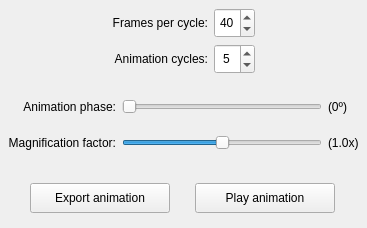
Above: vibra/interface/data/ui_files/plots/general/animation_widget.ui from MOPT-UFSC/VIBRA before the change. Below: the same form after it.
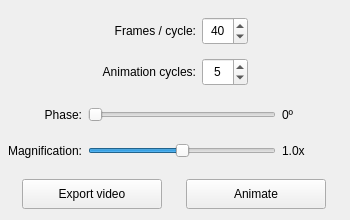
That is the form after the change.

Diff of the .ui file:
```diff
--- a/vibra/interface/data/ui_files/plots/general/animation_widget.ui
+++ b/vibra/interface/data/ui_files/plots/general/animation_widget.ui
@@ -6,10 +6,16 @@
    <rect>
     <x>0</x>
     <y>0</y>
-    <width>367</width>
-    <height>228</height>
+    <width>350</width>
+    <height>220</height>
    </rect>
   </property>
+  <property name="minimumSize">
+   <size>
+    <width>0</width>
+    <height>220</height>
+   </size>
+  </property>
   <property name="windowTitle">
    <string>Form</string>
   </property>
@@ -18,7 +24,7 @@
     <number>2</number>
    </property>
    <property name="topMargin">
-    <number>2</number>
+    <number>8</number>
    </property>
    <property name="rightMargin">
     <number>2</number>
@@ -26,12 +32,21 @@
    <property name="bottomMargin">
     <number>2</number>
    </property>
-   <item row="2" column="0" colspan="2">
-    <widget class="QFrame" name="frame">
+   <property name="verticalSpacing">
+    <number>2</number>
+   </property>
+   <item row="4" column="0" colspan="2">
+    <widget class="QFrame" name="frame_bottom">
+     <property name="minimumSize">
+      <size>
+       <width>0</width>
+       <height>48</height>
+      </size>
+     </property>
      <property name="maximumSize">
       <size>
        <width>16777215</width>
-       <height>16777215</height>
+       <height>48</height>
       </size>
      </property>
      <property name="frameShape">
@@ -41,8 +56,20 @@
       <enum>QFrame::Shadow::Raised</enum>
      </property>
      <layout class="QGridLayout" name="gridLayout_2">
-      <item row="0" column="0">
-       <widget class="QPushButton" name="pushButton_export_animation">
+      <property name="leftMargin">
+       <number>2</number>
+      </property>
+      <property name="topMargin">
+       <number>2</number>
+      </property>
+      <property name="rightMargin">
+       <number>2</number>
+      </property>
+      <property name="bottomMargin">
+       <number>2</number>
+      </property>
+      <item row="1" column="1">
+       <widget class="QPushButton" name="pushButton_animate">
         <property name="minimumSize">
          <size>
           <width>0</width>
@@ -56,7 +83,7 @@
          </size>
         </property>
         <property name="text">
-         <string>Export animation</string>
+         <string>Animate</string>
         </property>
         <property name="iconSize">
          <size>
@@ -66,8 +93,8 @@
         </property>
        </widget>
       </item>
-      <item row="0" column="1">
-       <widget class="QPushButton" name="pushButton_play_animation">
+      <item row="1" column="0">
+       <widget class="QPushButton" name="pushButton_export_video">
         <property name="minimumSize">
          <size>
           <width>0</width>
@@ -81,7 +108,7 @@
          </size>
         </property>
         <property name="text">
-         <string>Play animation</string>
+         <string>Export video</string>
         </property>
         <property name="iconSize">
          <size>
@@ -94,8 +121,8 @@
      </layout>
     </widget>
    </item>
-   <item row="1" column="0" colspan="2">
-    <widget class="QFrame" name="frame_2">
+   <item row="2" column="0" colspan="2">
+    <widget class="QFrame" name="frame_middle">
      <property name="maximumSize">
       <size>
        <width>16777215</width>
@@ -113,73 +140,28 @@
        <number>6</number>
       </property>
       <property name="topMargin">
-       <number>6</number>
+       <number>2</number>
       </property>
       <property name="rightMargin">
        <number>6</number>
       </property>
       <property name="bottomMargin">
-       <number>6</number>
+       <number>2</number>
       </property>
-      <item row="0" column="0">
-       <widget class="QLabel" name="label_animation_phase">
-        <property name="minimumSize">
-         <size>
-          <width>0</width>
-          <height>30</height>
-         </size>
-        </property>
-        <property name="text">
-         <string>Animation phase:</string>
-        </property>
-        <property name="alignment">
-         <set>Qt::AlignmentFlag::AlignRight|Qt::AlignmentFlag::AlignTrailing|Qt::AlignmentFlag::AlignVCenter</set>
-        </property>
-       </widget>
-      </item>
-      <item row="0" column="1">
-       <widget class="QSlider" name="phase_slider">
-        <property name="minimumSize">
-         <size>
-          <width>0</width>
-          <height>0</height>
-         </size>
-        </property>
-        <property name="orientation">
-         <enum>Qt::Orientation::Horizontal</enum>
-        </property>
-       </widget>
-      </item>
-      <item row="0" column="2">
+      <item row="1" column="2">
        <widget class="QLabel" name="label_phase_angle">
         <property name="minimumSize">
          <size>
-          <width>0</width>
+          <width>60</width>
           <height>30</height>
          </size>
         </property>
         <property name="text">
-         <string>(0º)</string>
+         <string>0º</string>
         </property>
        </widget>
       </item>
-      <item row="1" column="0">
-       <widget class="QLabel" name="label_magnification_factor">
-        <property name="minimumSize">
-         <size>
-          <width>0</width>
-          <height>30</height>
-         </size>
-        </property>
-        <property name="text">
-         <string>Magnification factor:</string>
-        </property>
-        <property name="alignment">
-         <set>Qt::AlignmentFlag::AlignRight|Qt::AlignmentFlag::AlignTrailing|Qt::AlignmentFlag::AlignVCenter</set>
-        </property>
-       </widget>
-      </item>
-      <item row="1" column="1">
+      <item row="2" column="1">
        <widget class="QSlider" name="magnification_factor_slider">
         <property name="minimumSize">
          <size>
@@ -198,24 +180,69 @@
         </property>
        </widget>
       </item>
-      <item row="1" column="2">
+      <item row="2" column="2">
        <widget class="QLabel" name="label_factor">
         <property name="minimumSize">
          <size>
+          <width>60</width>
+          <height>30</height>
+         </size>
+        </property>
+        <property name="text">
+         <string>1.0x</string>
+        </property>
+       </widget>
+      </item>
+      <item row="1" column="0">
+       <widget class="QLabel" name="label_animation_phase">
+        <property name="minimumSize">
+         <size>
           <width>0</width>
           <height>30</height>
          </size>
         </property>
         <property name="text">
-         <string>(1.0x)</string>
+         <string>Phase:</string>
+        </property>
+        <property name="alignment">
+         <set>Qt::AlignmentFlag::AlignRight|Qt::AlignmentFlag::AlignTrailing|Qt::AlignmentFlag::AlignVCenter</set>
+        </property>
+       </widget>
+      </item>
+      <item row="1" column="1">
+       <widget class="QSlider" name="phase_slider">
+        <property name="minimumSize">
+         <size>
+          <width>0</width>
+          <height>0</height>
+         </size>
+        </property>
+        <property name="orientation">
+         <enum>Qt::Orientation::Horizontal</enum>
+        </property>
+       </widget>
+      </item>
+      <item row="2" column="0">
+       <widget class="QLabel" name="label_magnification_factor">
+        <property name="minimumSize">
+         <size>
+          <width>0</width>
+          <height>30</height>
+         </size>
+        </property>
+        <property name="text">
+         <string>Magnification:</string>
+        </property>
+        <property name="alignment">
+         <set>Qt::AlignmentFlag::AlignRight|Qt::AlignmentFlag::AlignTrailing|Qt::AlignmentFlag::AlignVCenter</set>
         </property>
        </widget>
       </item>
      </layout>
     </widget>
    </item>
-   <item row="0" column="0" colspan="2">
-    <widget class="QFrame" name="frame_3">
+   <item row="0" column="0" rowspan="2" colspan="2">
+    <widget class="QFrame" name="frame_top">
      <property name="frameShape">
       <enum>QFrame::Shape::NoFrame</enum>
      </property>
@@ -227,13 +254,13 @@
        <number>6</number>
       </property>
       <property name="topMargin">
-       <number>6</number>
+       <number>2</number>
       </property>
       <property name="rightMargin">
        <number>6</number>
       </property>
       <property name="bottomMargin">
-       <number>6</number>
+       <number>2</number>
       </property>
       <item row="0" column="0">
        <spacer name="horizontalSpacer_2">
@@ -249,9 +276,21 @@
        </spacer>
       </item>
       <item row="0" column="1">
-       <widget class="QLabel" name="label">
+       <widget class="QLabel" name="label_frames_cycle">
+        <property name="minimumSize">
+         <size>
+          <width>0</width>
+          <height>28</height>
+         </size>
+        </property>
+        <property name="maximumSize">
+         <size>
+          <width>16777215</width>
+          <height>28</height>
+         </size>
+        </property>
         <property name="text">
-         <string>Frames per cycle:</string>
+         <string>Frames / cycle:</string>
         </property>
         <property name="alignment">
          <set>Qt::AlignmentFlag::AlignRight|Qt::AlignmentFlag::AlignTrailing|Qt::AlignmentFlag::AlignVCenter</set>
@@ -262,8 +301,14 @@
        <widget class="QSpinBox" name="spinBox_frames">
         <property name="minimumSize">
          <size>
-          <width>0</width>
-          <height>30</height>
+          <width>46</width>
+          <height>28</height>
+         </size>
+        </property>
+        <property name="maximumSize">
+         <size>
+          <width>16777215</width>
+          <height>28</height>
          </size>
         </property>
         <property name="alignment">
@@ -297,7 +342,19 @@
        </spacer>
       </item>
       <item row="1" column="1">
-       <widget class="QLabel" name="label_2">
+       <widget class="QLabel" name="label_animation_cycles">
+        <property name="minimumSize">
+         <size>
+          <width>0</width>
+          <height>28</height>
+         </size>
+        </property>
+        <property name="maximumSize">
+         <size>
+          <width>16777215</width>
+          <height>28</height>
+         </size>
+        </property>
         <property name="text">
          <string>Animation cycles:</string>
         </property>
@@ -310,8 +367,14 @@
        <widget class="QSpinBox" name="spinBox_cycles">
         <property name="minimumSize">
          <size>
-          <width>0</width>
-          <height>30</height>
+          <width>46</width>
+          <height>28</height>
+         </size>
+        </property>
+        <property name="maximumSize">
+         <size>
+          <width>16777215</width>
+          <height>28</height>
          </size>
         </property>
         <property name="alignment">
```
